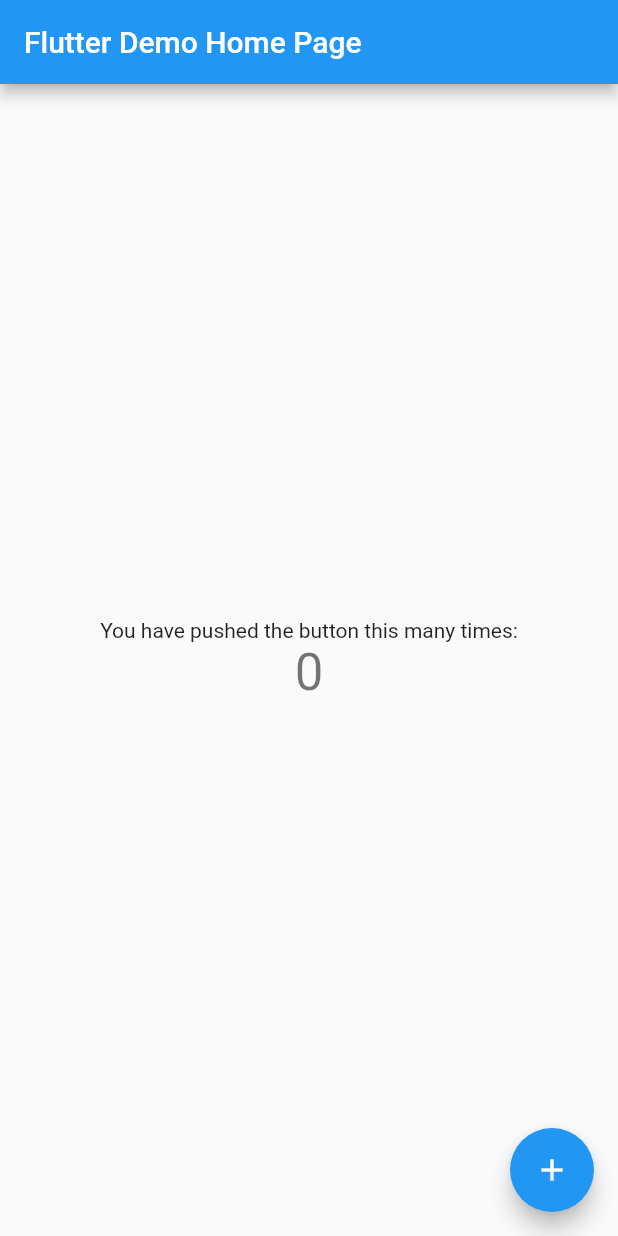
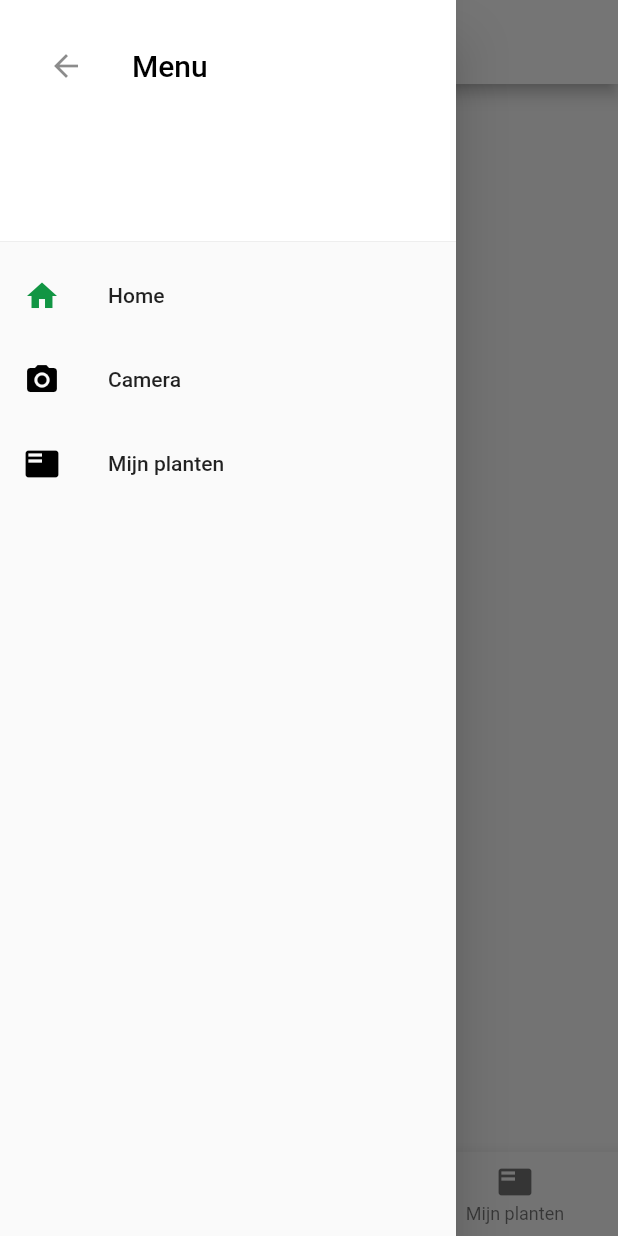
Before and after one commit to Bramgus12/ProjectD, a Flutter app: the screen it shows after launch, with the side drawer open (before the commit the screen has no drawer), on a phone screen of 412 x 824 dp. Run offline on Flutter 3.47's test engine with Material 2 defaults, Android fonts, the phone set to English and light mode, and no system bars.

Commit message:
Added header navigation, Added bottom navigation, Added basic pages for navigation

```diff
--- a/client/lib/MenuNavigation.dart
+++ b/client/lib/MenuNavigation.dart
@@ -0,0 +1,119 @@
+
+import 'package:flutter/cupertino.dart';
+import 'package:flutter/material.dart';
+import 'package:path/path.dart';
+
+
+var selectedColor = new Color(0xff119543);
+
+class MenuNavigation extends StatefulWidget{
+  MenuNavigation({Key key}) : super(key: key);
+
+  @override
+  _MenuNavigation createState() => _MenuNavigation();
+
+}
+
+
+
+class _MenuNavigation extends State<MenuNavigation> {
+
+  @override
+  Widget build(BuildContext context) {
+    return Drawer(
+      child: ListView(
+        padding: EdgeInsets.zero,
+        children: <Widget>[
+          DrawerHeader(
+              child: GestureDetector(
+                child: ListTile(
+                  title: Text( 'Menu',
+                  style: TextStyle(
+                    color: Colors.black,
+                    fontSize: 20
+                  ),
+                ),
+                onTap: () => {
+                  Navigator.pop(context)
+                },
+                leading: Icon(Icons.arrow_back),
+              ),
+            ),
+
+            decoration: BoxDecoration(
+              color: Colors.white,
+            ),
+          ),
+          ListTile(
+            title: Text('Home'),
+            onTap: (){
+              Navigator.pushReplacementNamed(context, '/');
+            },
+            leading: Icon(Icons.home, color: ModalRoute.of(context).settings.name == '/' ? selectedColor : Colors.black,),
+          ),
+          ListTile(
+            title: Text('Camera'),
+            onTap: (){
+              Navigator.pushReplacementNamed(context, '/camera');
+            },
+            leading: Icon(Icons.camera_alt, color: ModalRoute.of(context).settings.name == '/camera' ? selectedColor : Colors.black,),
+          ),
+          ListTile(
+            title: Text('Mijn planten'),
+            onTap: (){
+              Navigator.pushReplacementNamed(context, '/my-plants');
+            },
+            leading: Icon(Icons.featured_play_list, color: ModalRoute.of(context).settings.name == '/my-plants' ? selectedColor : Colors.black,),
+
+          ),
+
+
+        ],
+      ),
+
+    );
+  }
+}
+
+
+class BottomNavigation extends StatefulWidget{
+  BottomNavigation({Key key}) : super(key: key);
+
+  @override
+  _BottomNavigation createState() => _BottomNavigation();
+
+}
+
+class _BottomNavigation extends State<BottomNavigation> {
+  var indexes = ['/', '/camera', '/my-plants'];
+
+
+
+  @override
+  Widget build(BuildContext context) {
+    return BottomNavigationBar(
+      items: const <BottomNavigationBarItem>[
+        BottomNavigationBarItem(
+          icon: Icon(Icons.home),
+          title: Text('Home'),
+        ),
+        BottomNavigationBarItem(
+          icon: Icon(Icons.camera_alt),
+          title: Text('Camera'),
+        ),
+        BottomNavigationBarItem(
+          icon: Icon(Icons.featured_play_list),
+          title: Text('Mijn planten'),
+        ),
+      ],
+      currentIndex: indexes.indexOf(ModalRoute.of(context).settings.name),
+      selectedItemColor: selectedColor,
+      onTap: (int index) => {
+        Navigator.pushReplacementNamed(
+            context,
+            indexes[index],
+        )
+      },
+    );
+  }
+}
--- a/client/lib/main.dart
+++ b/client/lib/main.dart
@@ -1,113 +1,76 @@
 import 'package:flutter/material.dart';
+
+import 'pages/Camera.dart';
+import 'pages/Home.dart';
+import 'pages/PlantList.dart';
 
 void main() {
   runApp(MyApp());
 }
 
 class MyApp extends StatelessWidget {
-  // This widget is the root of your application.
   @override
   Widget build(BuildContext context) {
     return MaterialApp(
-      title: 'Flutter Demo',
+      title: 'Plant Expert',
       theme: ThemeData(
-        // This is the theme of your application.
-        //
-        // Try running your application with "flutter run". You'll see the
-        // application has a blue toolbar. Then, without quitting the app, try
-        // changing the primarySwatch below to Colors.green and then invoke
-        // "hot reload" (press "r" in the console where you ran "flutter run",
-        // or simply save your changes to "hot reload" in a Flutter IDE).
-        // Notice that the counter didn't reset back to zero; the application
-        // is not restarted.
-        primarySwatch: Colors.blue,
+        primarySwatch: const MaterialColor(
+          0xFFFFFFFF,
+          const <int, Color>{
+            50: const Color(0xFFFFFFFF),
+            100: const Color(0xFFFFFFFF),
+            200: const Color(0xFFFFFFFF),
+            300: const Color(0xFFFFFFFF),
+            400: const Color(0xFFFFFFFF),
+            500: const Color(0xFFFFFFFF),
+            600: const Color(0xFFFFFFFF),
+            700: const Color(0xFFFFFFFF),
+            800: const Color(0xFFFFFFFF),
+            900: const Color(0xFFFFFFFF),
+          },
+        ),
       ),
-      home: MyHomePage(title: 'Flutter Demo Home Page'),
+      initialRoute: '/',
+      onGenerateRoute: (RouteSettings settings) {
+        switch (settings.name) {
+          case '/':
+            return SlideRightRoute(widget:HomePage(), settings:settings);
+            break;
+          case '/camera':
+            return SlideRightRoute(widget:Camera(), settings:settings);
+            break;
+          case '/my-plants':
+            return SlideRightRoute(widget:PlantList(), settings:settings);
+            break;
+          default:
+            return null;
+        }
+      },
     );
   }
 }
 
-class MyHomePage extends StatefulWidget {
-  MyHomePage({Key key, this.title}) : super(key: key);
-
-  // This widget is the home page of your application. It is stateful, meaning
-  // that it has a State object (defined below) that contains fields that affect
-  // how it looks.
-
-  // This class is the configuration for the state. It holds the values (in this
-  // case the title) provided by the parent (in this case the App widget) and
-  // used by the build method of the State. Fields in a Widget subclass are
-  // always marked "final".
-
-  final String title;
-
-  @override
-  _MyHomePageState createState() => _MyHomePageState();
+class SlideRightRoute extends PageRouteBuilder {
+  final Widget widget;
+  final RouteSettings settings;
+  SlideRightRoute({this.widget, this.settings})
+      : super(
+    pageBuilder: (BuildContext context, Animation<double> animation,
+        Animation<double> secondaryAnimation) {
+      return widget;
+    },
+    transitionsBuilder: (BuildContext context,
+        Animation<double> animation,
+        Animation<double> secondaryAnimation,
+        Widget child) {
+      return new SlideTransition(
+        position: new Tween<Offset>(
+          begin: Offset.zero,
+          end: Offset.zero,
+        ).animate(animation),
+        child: child,
+      );
+    },
+    settings: settings
+  );
 }
-
-class _MyHomePageState extends State<MyHomePage> {
-  int _counter = 0;
-
-  void _incrementCounter() {
-    setState(() {
-      // This call to setState tells the Flutter framework that something has
-      // changed in this State, which causes it to rerun the build method below
-      // so that the display can reflect the updated values. If we changed
-      // _counter without calling setState(), then the build method would not be
-      // called again, and so nothing would appear to happen.
-      _counter++;
-    });
-  }
-
-  @override
-  Widget build(BuildContext context) {
-    // This method is rerun every time setState is called, for instance as done
-    // by the _incrementCounter method above.
-    //
-    // The Flutter framework has been optimized to make rerunning build methods
-    // fast, so that you can just rebuild anything that needs updating rather
-    // than having to individually change instances of widgets.
-    return Scaffold(
-      appBar: AppBar(
-        // Here we take the value from the MyHomePage object that was created by
-        // the App.build method, and use it to set our appbar title.
-        title: Text(widget.title),
-      ),
-      body: Center(
-        // Center is a layout widget. It takes a single child and positions it
-        // in the middle of the parent.
-        child: Column(
-          // Column is also a layout widget. It takes a list of children and
-          // arranges them vertically. By default, it sizes itself to fit its
-          // children horizontally, and tries to be as tall as its parent.
-          //
-          // Invoke "debug painting" (press "p" in the console, choose the
-          // "Toggle Debug Paint" action from the Flutter Inspector in Android
-          // Studio, or the "Toggle Debug Paint" command in Visual Studio Code)
-          // to see the wireframe for each widget.
-          //
-          // Column has various properties to control how it sizes itself and
-          // how it positions its children. Here we use mainAxisAlignment to
-          // center the children vertically; the main axis here is the vertical
-          // axis because Columns are vertical (the cross axis would be
-          // horizontal).
-          mainAxisAlignment: MainAxisAlignment.center,
-          children: <Widget>[
-            Text(
-              'You have pushed the button this many times:',
-            ),
-            Text(
-              '$_counter',
-              style: Theme.of(context).textTheme.display1,
-            ),
-          ],
-        ),
-      ),
-      floatingActionButton: FloatingActionButton(
-        onPressed: _incrementCounter,
-        tooltip: 'Increment',
-        child: Icon(Icons.add),
-      ), // This trailing comma makes auto-formatting nicer for build methods.
-    );
-  }
-}
--- a/client/lib/pages/Camera.dart
+++ b/client/lib/pages/Camera.dart
@@ -0,0 +1,29 @@
+import 'package:flutter/material.dart';
+
+import '../MenuNavigation.dart';
+
+class Camera extends StatelessWidget {
+  @override
+  Widget build(BuildContext context) {
+    return Scaffold(
+      drawer: MenuNavigation(),
+      bottomNavigationBar: BottomNavigation(),
+      appBar: AppBar(
+        title: Text("Camera", style: TextStyle(fontFamily: 'Libre Baskerville')),
+        centerTitle: true,
+      ),
+      body: Center(
+        child: Column(
+          mainAxisAlignment: MainAxisAlignment.center,
+          children: <Widget>[
+            Text(
+              'Camera',
+            ),
+          ],
+        ),
+      ),
+    );
+  }
+
+
+}
--- a/client/lib/pages/Home.dart
+++ b/client/lib/pages/Home.dart
@@ -0,0 +1,31 @@
+import 'package:flutter/material.dart';
+
+import '../MenuNavigation.dart';
+
+class HomePage extends StatefulWidget {
+  HomePage({Key key}) : super(key: key);
+
+  @override
+  _HomePageState createState() => _HomePageState();
+}
+
+class _HomePageState extends State<HomePage> {
+  @override
+  Widget build(BuildContext context) {
+    return Scaffold(
+      drawer: MenuNavigation(),
+      bottomNavigationBar: BottomNavigation(),
+      appBar: AppBar(
+        title: Text('Plant Expert', style: TextStyle(fontFamily: 'Libre Baskerville')),
+        centerTitle: true,
+      ),
+      body: Center(
+        child: Column(
+          mainAxisAlignment: MainAxisAlignment.center,
+          children: <Widget>[
+          ],
+        ),
+      ),
+    );
+  }
+}
--- a/client/lib/pages/PlantList.dart
+++ b/client/lib/pages/PlantList.dart
@@ -2,13 +2,14 @@
 
 import '../MenuNavigation.dart';
 
-class Camera extends StatelessWidget {
+class PlantList extends StatelessWidget {
   @override
   Widget build(BuildContext context) {
     return Scaffold(
       drawer: MenuNavigation(),
+      bottomNavigationBar: BottomNavigation(),
       appBar: AppBar(
-        title: Text("Camera", style: TextStyle(fontFamily: 'Libre Baskerville')),
+        title: Text("Plant list", style: TextStyle(fontFamily: 'Libre Baskerville')),
         centerTitle: true,
       ),
       body: Center(
@@ -16,7 +17,7 @@
           mainAxisAlignment: MainAxisAlignment.center,
           children: <Widget>[
             Text(
-              'Camera',
+              'Plant list',
             ),
           ],
         ),
```
